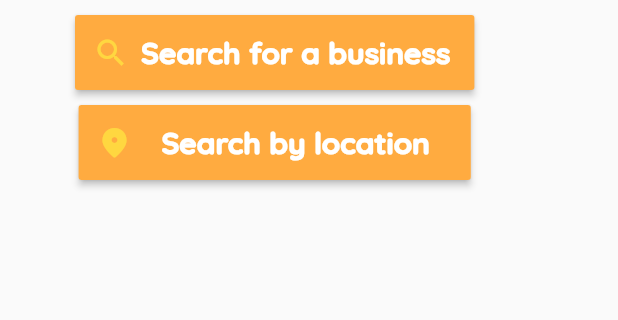
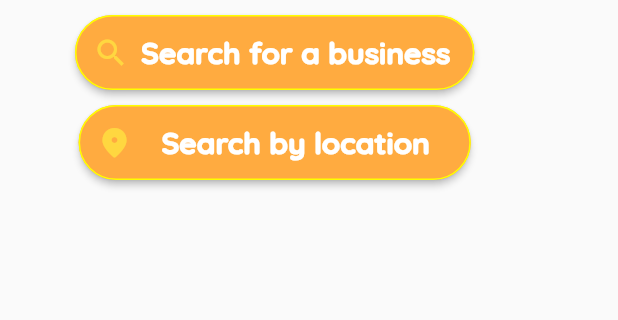
Before and after one commit to TheEdelweissPirate/Respace, a Flutter app: the screen it shows after launch, on a phone screen of 412 x 824 dp, the part 459-779 px from its top. Run offline on Flutter 3.47's test engine with Material 2 defaults, Android fonts, the phone set to English and light mode, and no system bars.

Commit message:
Changing search button appearance

```diff
--- a/lib/pages/home.dart
+++ b/lib/pages/home.dart
@@ -82,6 +82,12 @@ class _HomeState extends State<Home> {
                         child: RaisedButton.icon(onPressed: (){
                           showSearch(context: context, delegate: DataSearch());
                         },
+                          shape: RoundedRectangleBorder(
+                              borderRadius: BorderRadius.circular(28.0),
+                              side: BorderSide(color: Colors.yellowAccent, style: BorderStyle.solid,
+                              ),
+                          ),
+
                           icon: Icon(Icons.search,
                           color: Colors.amberAccent),
                           label: Text('Search for a business',
@@ -102,6 +108,11 @@ class _HomeState extends State<Home> {
                   child: RaisedButton.icon(onPressed: (){
                     showSearch(context: context, delegate: DataSearch());
                   },
+                    shape: RoundedRectangleBorder(
+                      borderRadius: BorderRadius.circular(28.0),
+                      side: BorderSide(color: Colors.yellowAccent, style: BorderStyle.solid,
+                      ),
+                    ),
                     icon: Icon(Icons.location_on_rounded,
                         color: Colors.amberAccent),
                     label: Text('  Search by location  ',
```
